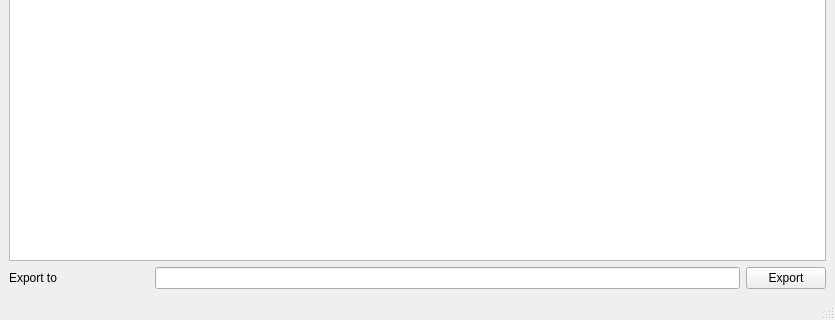
Qt form gui/main_window.ui (chryoung/beancount_importer) before a commit; both pictures show x 0 to 835 and y 370 to 690 of the 835 by 690 pixel window.
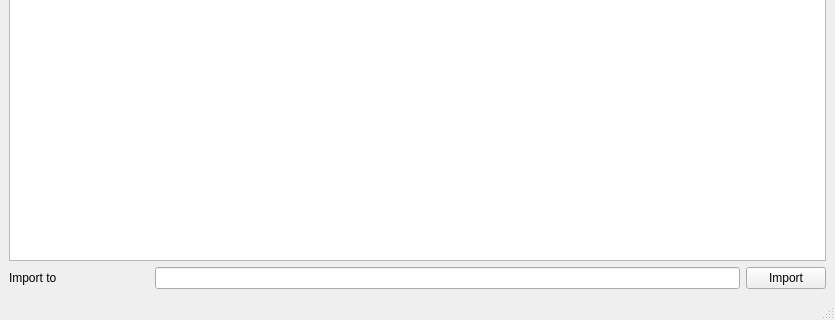
The same form after that commit.

The edit to the form file:
```diff
--- a/gui/main_window.ui
+++ b/gui/main_window.ui
@@ -82,7 +82,7 @@
     <item row="6" column="0">
      <widget class="QLabel" name="label_5">
       <property name="text">
-       <string>Export to</string>
+       <string>Import to</string>
       </property>
      </widget>
     </item>
@@ -92,7 +92,7 @@
     <item row="6" column="3">
      <widget class="QPushButton" name="exportBtn">
       <property name="text">
-       <string>Export</string>
+       <string>Import</string>
       </property>
      </widget>
     </item>
```
Left out of the diff: 4 changed lines with no effect on the pictures.
